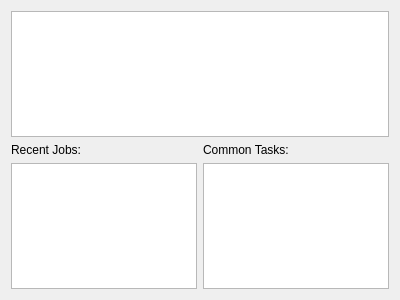
Qt form cwe_guiWidgets/cwe_landing.ui (NHERI-SimCenter/CWE-Simulation-Tool) before a commit.
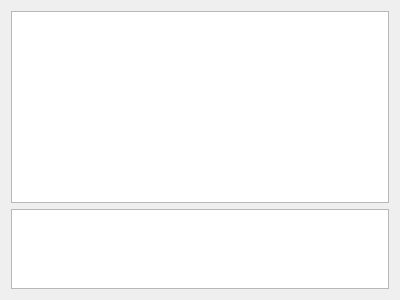
The same form after that commit.

Commit message: landing screen display model added

The edit to the form file:
```diff
--- a/cwe_guiWidgets/cwe_landing.ui
+++ b/cwe_guiWidgets/cwe_landing.ui
@@ -49,26 +49,29 @@
    <string>Form</string>
   </property>
   <layout class="QGridLayout" name="gridLayout">
-   <item row="2" column="0">
-    <widget class="QListWidget" name="listWidget_jobs"/>
-   </item>
-   <item row="2" column="1">
-    <widget class="QListWidget" name="listWidget_tasks"/>
-   </item>
-   <item row="0" column="0" colspan="2">
-    <widget class="QGraphicsView" name="graphicsView"/>
-   </item>
-   <item row="1" column="0">
-    <widget class="QLabel" name="label">
-     <property name="text">
-      <string>Recent Jobs:</string>
+   <item row="0" column="0">
+    <widget class="QGraphicsView" name="graphicsView">
+     <property name="sizePolicy">
+      <sizepolicy hsizetype="Expanding" vsizetype="Expanding">
+       <horstretch>0</horstretch>
+       <verstretch>0</verstretch>
+      </sizepolicy>
      </property>
     </widget>
    </item>
-   <item row="1" column="1">
-    <widget class="QLabel" name="label_2">
-     <property name="text">
-      <string>Common Tasks:</string>
+   <item row="1" column="0">
+    <widget class="QTableView" name="tableView_jobs">
+     <property name="sizePolicy">
+      <sizepolicy hsizetype="Expanding" vsizetype="Expanding">
+       <horstretch>0</horstretch>
+       <verstretch>1</verstretch>
+      </sizepolicy>
+     </property>
+     <property name="horizontalScrollBarPolicy">
+      <enum>Qt::ScrollBarAsNeeded</enum>
+     </property>
+     <property name="sizeAdjustPolicy">
+      <enum>QAbstractScrollArea::AdjustIgnored</enum>
      </property>
     </widget>
    </item>
```
Left out of the diff: 2 changed lines with no effect on the pictures. The commit also changes 6 other files.
